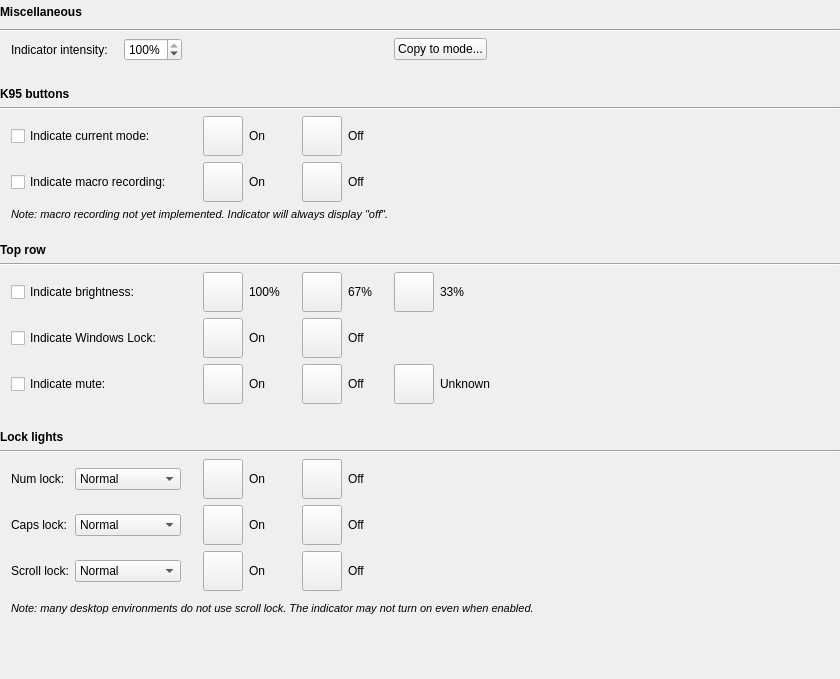
Before: the Qt Designer form src/gui/kperfwidget.ui in ckb-next/ckb-next, drawn with Qt 5.
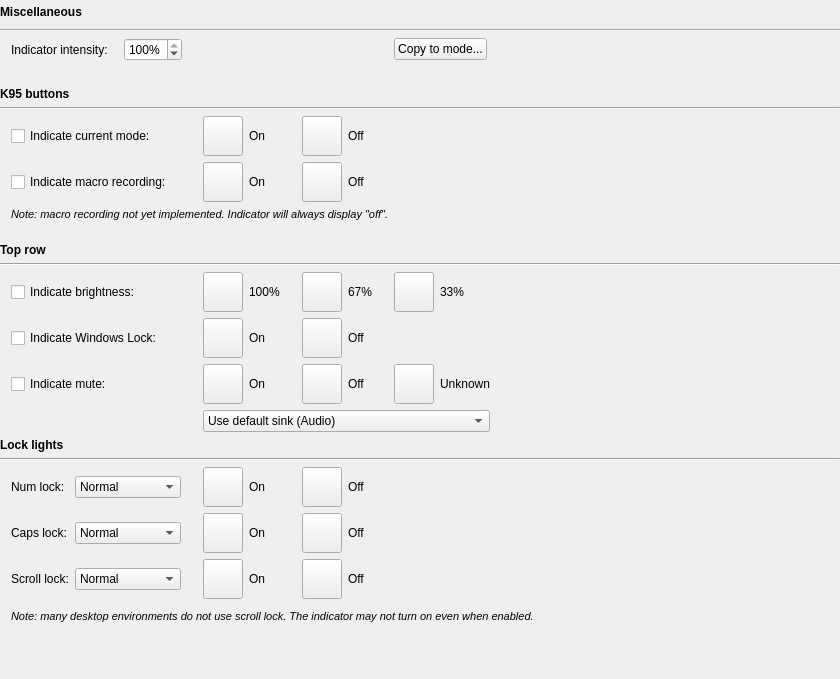
After: the same form once the commit is applied. Custom widgets are drawn as their Qt base class.

Commit message: Extend the GUI to set the default mute device

The edit to the form file:
```diff
--- a/src/gui/kperfwidget.ui
+++ b/src/gui/kperfwidget.ui
@@ -94,6 +94,20 @@
      </property>
     </widget>
    </item>
+   <item row="18" column="4" colspan="8">
+    <widget class="QComboBox" name="muteDev">
+     <item>
+      <property name="text">
+       <string>Use default sink (Audio)</string>
+      </property>
+     </item>
+     <item>
+       <property name="text">
+        <string>Use default source (Microphone)</string>
+       </property>
+     </item>
+    </widget>
+   </item>
    <item row="2" column="0" colspan="13">
     <widget class="Line" name="line">
      <property name="orientation">
```
The commit also changes 2 other files.
